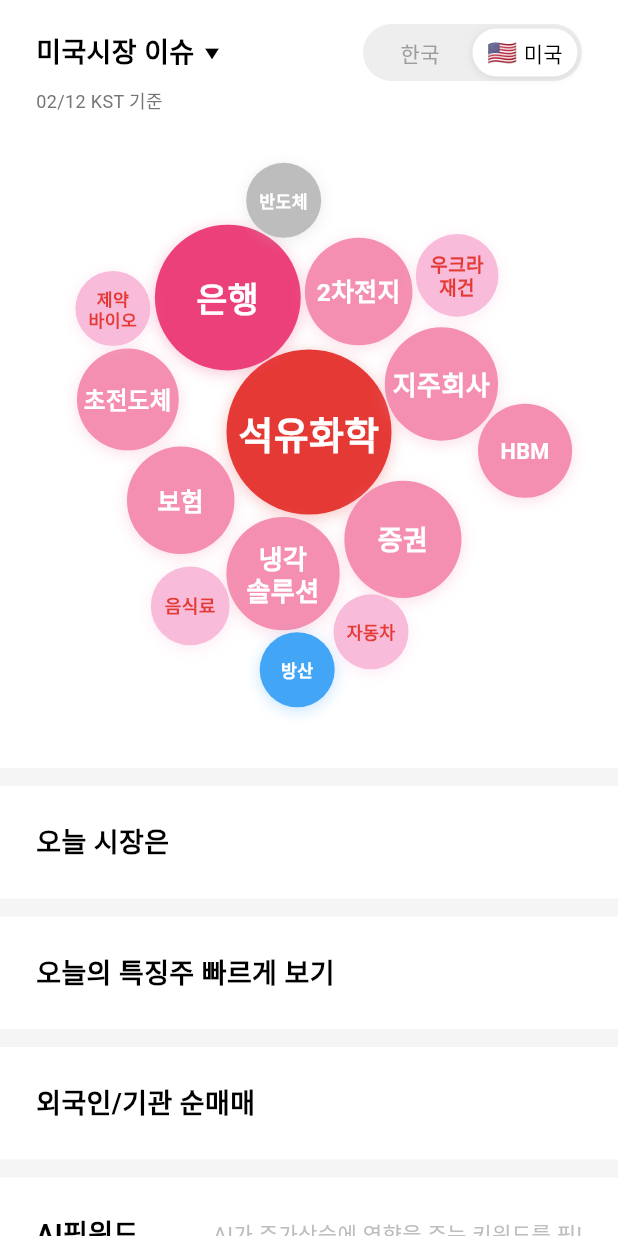
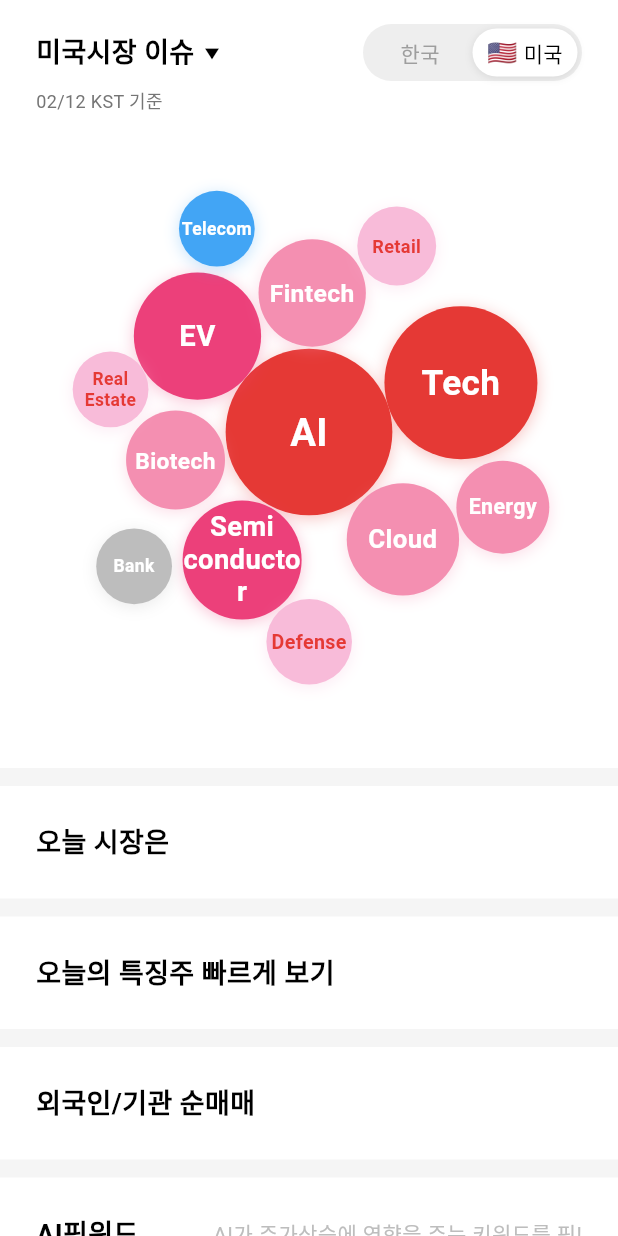
Before and after one commit to kind4u/rassi_clone, a Flutter app: the MarketViewTabContent widget shown alone on an empty page, opened directly, after a tap on "오늘의 핫이슈", after a tap on "🇰🇷", after a tap on "미국", on a phone screen of 412 x 824 dp. Run offline on Flutter 3.47's test engine with Material 3 defaults, Android fonts, the phone set to English and light mode, and no system bars; our stand-ins replace font_awesome_flutter.

Commit message:
hot issue 모델 생성 및 연결, lifecycle exception 오류 수정

```diff
--- a/lib/components/common/today_hot_issue_component.dart
+++ b/lib/components/common/today_hot_issue_component.dart
@@ -1,13 +1,6 @@
 import 'dart:math' as math;
 import 'package:flutter/material.dart';
-
-/// 입력 데이터 모델 - 라벨과 값(중요도)만 필요
-class HotIssueItem {
-  final String label;
-  final int value; // 양수: 크기 변동, 0: 회색 최소, 음수: 파란색 최소
-
-  const HotIssueItem({required this.label, required this.value});
-}
+import 'package:rassi_clone/models/hot_issue_model.dart';
 
 /// 색상 pair (배경색 + 텍스트색)
 class BubbleColorPair {
@@ -182,7 +175,14 @@ class _CirclePacker {
 }
 
 class TodayHotIssueComponent extends StatefulWidget {
-  const TodayHotIssueComponent({super.key});
+  final String country;
+  final int timeGroup;
+
+  const TodayHotIssueComponent({
+    super.key,
+    this.country = 'KR',
+    this.timeGroup = 0,
+  });
 
   @override
   State<TodayHotIssueComponent> createState() => _TodayHotIssueComponentState();
@@ -216,29 +216,35 @@ class _TodayHotIssueComponentState extends State<TodayHotIssueComponent>
     text: Color(0xFFFFFFFF),
   );
 
-  // 데이터 (테스트용 - 양수, 0, 음수 포함)
-  final List<HotIssueItem> _items = const [
-    HotIssueItem(label: '석유화학', value: 95),
-    HotIssueItem(label: '은행', value: 85),
-    HotIssueItem(label: '증권', value: 70),
-    HotIssueItem(label: '보험', value: 65),
-    HotIssueItem(label: '지주회사', value: 68),
-    HotIssueItem(label: '2차전지', value: 65),
-    HotIssueItem(label: '냉각\n솔루션', value: 68),
-    HotIssueItem(label: '초전도체', value: 62),
-    HotIssueItem(label: 'HBM', value: 58),
-    HotIssueItem(label: '자동차', value: 48),
-    HotIssueItem(label: '우크라\n재건', value: 52),
-    HotIssueItem(label: '제약\n바이오', value: 48),
-    HotIssueItem(label: '음식료', value: 50),
-    HotIssueItem(label: '반도체', value: 0), // 회색
-    HotIssueItem(label: '방산', value: -10), // 파란색
-  ];
+  // 모델에서 데이터 로드
+  List<HotIssueItem> get _items => HotIssueData.getItems(
+    country: widget.country,
+    timeGroup: widget.timeGroup,
+  );
 
   List<_PositionedBubble>? _positionedBubbles;
   List<AnimationController>? _animationControllers;
   List<Animation<double>>? _scaleAnimations;
   bool _isInitialized = false;
+
+  @override
+  void didUpdateWidget(TodayHotIssueComponent oldWidget) {
+    super.didUpdateWidget(oldWidget);
+    // country 또는 timeGroup이 변경되면 버블 재생성
+    if (oldWidget.country != widget.country ||
+        oldWidget.timeGroup != widget.timeGroup) {
+      _resetBubbles();
+    }
+  }
+
+  void _resetBubbles() {
+    _disposeAnimations();
+    _positionedBubbles = null;
+    _isInitialized = false;
+    if (mounted) {
+      setState(() {});
+    }
+  }
 
   @override
   void dispose() {
@@ -251,10 +257,14 @@ class _TodayHotIssueComponentState extends State<TodayHotIssueComponent>
       for (final controller in _animationControllers!) {
         controller.dispose();
       }
+      _animationControllers = null;
+      _scaleAnimations = null;
     }
   }
 
   void _initAnimations(int count) {
+    if (!mounted) return; // dispose된 상태면 중단
+
     _disposeAnimations();
 
     _animationControllers = List.generate(count, (index) {
@@ -275,7 +285,7 @@ class _TodayHotIssueComponentState extends State<TodayHotIssueComponent>
     for (var i = 0; i < _animationControllers!.length; i++) {
       final delay = random.nextInt(200);
       Future.delayed(Duration(milliseconds: delay), () {
-        if (mounted && _animationControllers != null) {
+        if (mounted && _animationControllers != null && i < _animationControllers!.length) {
           _animationControllers![i].forward();
         }
       });
@@ -313,6 +323,7 @@ class _TodayHotIssueComponentState extends State<TodayHotIssueComponent>
               if (!_isInitialized) {
                 _isInitialized = true;
                 WidgetsBinding.instance.addPostFrameCallback((_) {
+                  if (!mounted) return; // 위젯이 dispose되었으면 중단
                   _initAnimations(_positionedBubbles!.length);
                   setState(() {});
                 });
--- /dev/null
+++ b/lib/models/hot_issue_model.dart
@@ -0,0 +1,86 @@
+/// 핫이슈 데이터 모델 - label과 value(중요도)
+class HotIssueItem {
+  final String label;
+  final int value; // 양수: 크기 변동, 0: 회색 최소, 음수: 파란색 최소
+
+  const HotIssueItem({required this.label, required this.value});
+
+  factory HotIssueItem.fromJson(Map<String, dynamic> json) {
+    return HotIssueItem(
+      label: json['label'] as String,
+      value: json['value'] as int,
+    );
+  }
+
+  Map<String, dynamic> toJson() {
+    return {
+      'label': label,
+      'value': value,
+    };
+  }
+}
+
+/// 핫이슈 데이터 저장소
+class HotIssueData {
+  // country별, timeGroup별 데이터
+  static const Map<String, Map<int, List<Map<String, dynamic>>>> _data = {
+    'KR': {
+      0: [
+        {'label': '석유화학', 'value': 95},
+        {'label': '은행', 'value': 85},
+        {'label': '증권', 'value': 70},
+        {'label': '보험', 'value': 65},
+        {'label': '지주회사', 'value': 68},
+        {'label': '2차전지', 'value': 65},
+        {'label': '냉각\n솔루션', 'value': 68},
+        {'label': '초전도체', 'value': 62},
+        {'label': 'HBM', 'value': 58},
+        {'label': '자동차', 'value': 48},
+        {'label': '우크라\n재건', 'value': 52},
+        {'label': '제약\n바이오', 'value': 48},
+        {'label': '음식료', 'value': 50},
+        {'label': '반도체', 'value': 0},
+        {'label': '방산', 'value': -10},
+      ],
+    },
+    'EN': {
+      0: [
+        {'label': 'AI', 'value': 98},
+        {'label': 'Tech', 'value': 90},
+        {'label': 'EV', 'value': 75},
+        {'label': 'Semi\nconductor', 'value': 72},
+        {'label': 'Cloud', 'value': 68},
+        {'label': 'Fintech', 'value': 65},
+        {'label': 'Biotech', 'value': 60},
+        {'label': 'Energy', 'value': 55},
+        {'label': 'Defense', 'value': 52},
+        {'label': 'Retail', 'value': 48},
+        {'label': 'Real\nEstate', 'value': 45},
+        {'label': 'Bank', 'value': 0},
+        {'label': 'Telecom', 'value': -5},
+      ],
+    },
+  };
+
+  /// country와 timeGroup으로 핫이슈 데이터를 가져옴
+  static List<HotIssueItem> getItems({
+    required String country,
+    required int timeGroup,
+  }) {
+    final countryData = _data[country];
+    if (countryData == null) return [];
+
+    final groupData = countryData[timeGroup];
+    if (groupData == null) return [];
+
+    return groupData.map((json) => HotIssueItem.fromJson(json)).toList();
+  }
+
+  /// 사용 가능한 country 목록
+  static List<String> get availableCountries => _data.keys.toList();
+
+  /// 특정 country의 사용 가능한 timeGroup 목록
+  static List<int> getAvailableTimeGroups(String country) {
+    return _data[country]?.keys.toList() ?? [];
+  }
+}
--- a/lib/pages/home/market_view_tab_content.dart
+++ b/lib/pages/home/market_view_tab_content.dart
@@ -84,7 +84,7 @@ class _MarketViewTabContentState extends State<MarketViewTabContent> {
             },
           ),
 
-          TodayHotIssueComponent(),
+          TodayHotIssueComponent(country: _selectedCountry),
         ],
       ),
     );
@@ -203,7 +203,9 @@ class _HotIssueTitleBarState extends State<_HotIssueTitleBar> {
 
   @override
   void dispose() {
-    _removeOverlay();
+    // dispose 시에는 setState 호출하지 않고 OverlayEntry만 제거
+    _overlayEntry?.remove();
+    _overlayEntry = null;
     super.dispose();
   }
 
@@ -249,9 +251,13 @@ class _HotIssueTitleBarState extends State<_HotIssueTitleBar> {
                   mainAxisSize: MainAxisSize.min,
                   crossAxisAlignment: CrossAxisAlignment.stretch,
                   children: [
-                    _buildDropdownItem("오늘의 핫이슈", "KR"),
+                    _buildDropdownItem("오늘의 핫이슈", "이슈 중 특히 강세를 보인 핫 이슈", "KR"),
                     Divider(height: 1, color: Colors.grey.shade200),
-                    _buildDropdownItem("미국시장 이슈", "EN"),
+                    _buildDropdownItem(
+                      "미국시장 이슈",
+                      "TOP2000 종목의 급등락 사유를 분석",
+                      "EN",
+                    ),
                   ],
                 ),
               ),
@@ -277,7 +283,7 @@ class _HotIssueTitleBarState extends State<_HotIssueTitleBar> {
     }
   }
 
-  Widget _buildDropdownItem(String title, String country) {
+  Widget _buildDropdownItem(String title, String subTitle, String country) {
     final isSelected = widget.country == country;
     return InkWell(
       onTap: () {
@@ -286,13 +292,34 @@ class _HotIssueTitleBarState extends State<_HotIssueTitleBar> {
       },
       child: Padding(
         padding: const EdgeInsets.symmetric(horizontal: 16, vertical: 12),
-        child: Text(
-          title,
-          style: TextStyle(
-            fontSize: 16,
-            fontWeight: isSelected ? FontWeight.bold : FontWeight.normal,
-            color: isSelected ? Colors.black : Colors.grey.shade600,
-          ),
+        child: Row(
+          mainAxisAlignment: MainAxisAlignment.spaceBetween,
+          children: [
+            Column(
+              crossAxisAlignment: CrossAxisAlignment.start,
+              children: [
+                Text(
+                  title,
+                  style: TextStyle(
+                    fontSize: 16,
+                    fontWeight: FontWeight.bold,
+                    color: isSelected ? Color(0xFF6665FD) : Colors.black,
+                  ),
+                ),
+                Text(
+                  subTitle,
+                  style: TextStyle(
+                    fontSize: 14,
+                    color: Colors.grey.withValues(alpha: 0.6),
+                  ),
+                ),
+              ],
+            ),
+            Icon(
+              Icons.check,
+              color: Color(0xFF6665FD).withValues(alpha: isSelected ? 1 : 0),
+            ),
+          ],
         ),
       ),
     );
```
